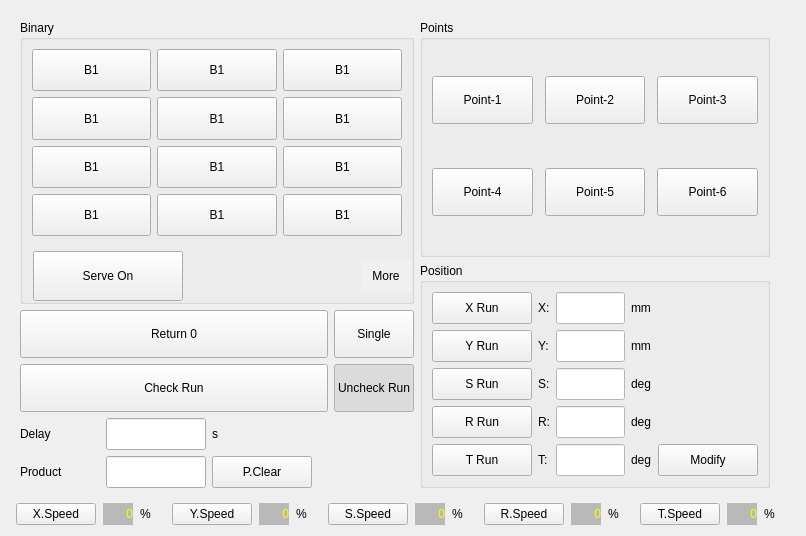
The window that hcmanualoperation/ichcmanualoperationpageframe.ui (GaussCheng/2-5AxisPunch) describes before a commit, drawn with Qt 5.
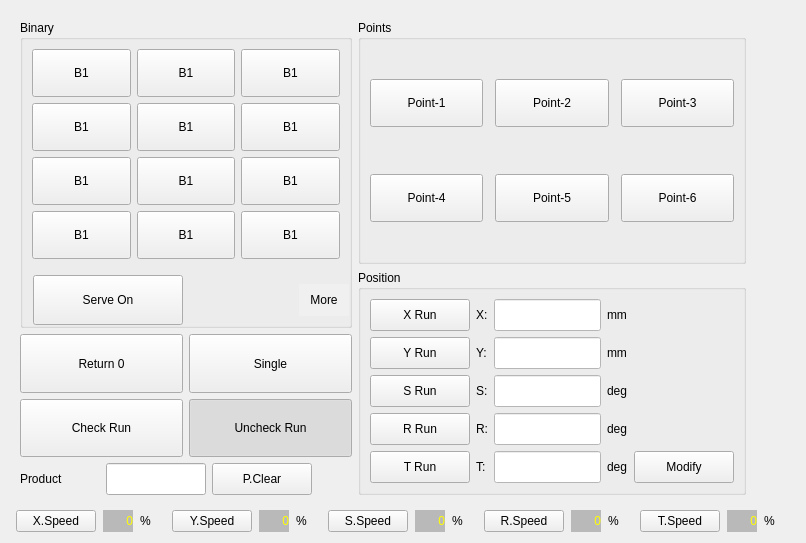
The same window after the commit. Custom widgets are drawn as their Qt base class.

```diff
--- a/hcmanualoperation/ichcmanualoperationpageframe.ui
+++ b/hcmanualoperation/ichcmanualoperationpageframe.ui
@@ -7,7 +7,7 @@
     <x>0</x>
     <y>0</y>
     <width>806</width>
-    <height>535</height>
+    <height>543</height>
    </rect>
   </property>
   <property name="windowTitle">
@@ -2424,80 +2424,6 @@
      </property>
      <widget class="QWidget" name="tabWidgetPage1">
       <layout class="QGridLayout" name="gridLayout_6">
-       <item row="4" column="0">
-        <layout class="QHBoxLayout" name="horizontalLayout_5">
-         <item>
-          <widget class="QLabel" name="label_14">
-           <property name="minimumSize">
-            <size>
-             <width>80</width>
-             <height>0</height>
-            </size>
-           </property>
-           <property name="maximumSize">
-            <size>
-             <width>80</width>
-             <height>16777215</height>
-            </size>
-           </property>
-           <property name="text">
-            <string>Delay</string>
-           </property>
-          </widget>
-         </item>
-         <item>
-          <widget class="ICLineEditWithVirtualNumericKeypad" name="delayEdit">
-           <property name="minimumSize">
-            <size>
-             <width>100</width>
-             <height>32</height>
-            </size>
-           </property>
-           <property name="maximumSize">
-            <size>
-             <width>100</width>
-             <height>16777215</height>
-            </size>
-           </property>
-           <property name="alignment">
-            <set>Qt::AlignRight|Qt::AlignTrailing|Qt::AlignVCenter</set>
-           </property>
-          </widget>
-         </item>
-         <item>
-          <widget class="QLabel" name="label_17">
-           <property name="minimumSize">
-            <size>
-             <width>100</width>
-             <height>0</height>
-            </size>
-           </property>
-           <property name="maximumSize">
-            <size>
-             <width>100</width>
-             <height>32</height>
-            </size>
-           </property>
-           <property name="text">
-            <string>s</string>
-           </property>
-          </widget>
-         </item>
-         <item>
-          <spacer name="horizontalSpacer_3">
-           <property name="orientation">
-            <enum>Qt::Horizontal</enum>
-           </property>
-           <property name="sizeHint" stdset="0">
-            <size>
-             <width>40</width>
-             <height>20</height>
-            </size>
-           </property>
-          </spacer>
-         </item>
-        </layout>
-       </item>
        <item row="2" column="0">
         <widget class="QPushButton" name="return0Button">
          <property name="sizePolicy">
@@ -3007,7 +2933,7 @@
          </layout>
         </widget>
        </item>
-       <item row="5" column="0" colspan="2">
+       <item row="4" column="0" colspan="2">
         <layout class="QHBoxLayout" name="horizontalLayout_3">
          <item>
           <widget class="QLabel" name="label_3">
@@ -3087,7 +3013,7 @@
          </item>
         </layout>
        </item>
-       <item row="1" column="2" rowspan="5" colspan="3">
+       <item row="1" column="2" rowspan="4" colspan="3">
         <widget class="QGroupBox" name="groupBox">
          <property name="title">
           <string>Position</string>
```
Left out of the diff: 94 changed lines with no effect on the pictures.
